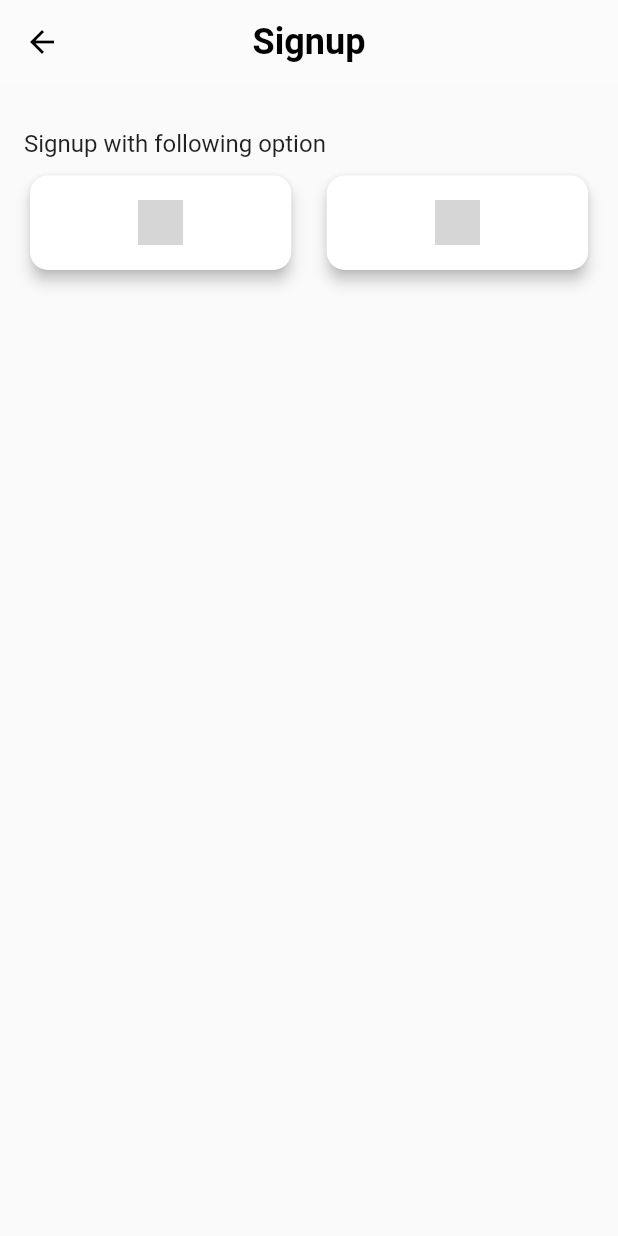
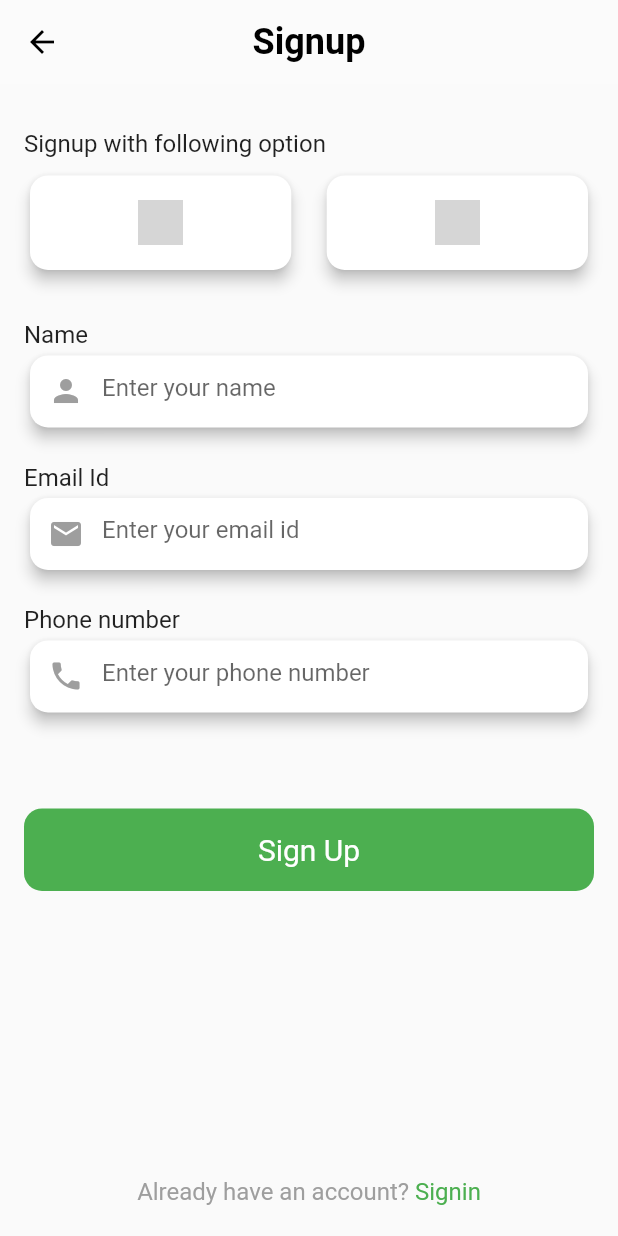
Before and after one commit to SaulUrtecho/rental-car-app, a Flutter app: the SignupScreen screen opened by its route, on a phone screen of 412 x 824 dp. Run offline on Flutter 3.47's test engine with Material 2 defaults, Android fonts, the light colour scheme and no system bars; network calls fail; grey boxes are pictures that could not be loaded.

Commit message:
add files

```diff
--- /dev/null
+++ b/lib/ui/onboarding/intro/components/app_button.dart
@@ -0,0 +1,28 @@
+import 'package:flutter/material.dart';
+
+class AppButton extends StatelessWidget {
+  final VoidCallback onTap;
+  final String title;
+
+  const AppButton({super.key, required this.onTap, required this.title});
+
+  @override
+  Widget build(BuildContext context) {
+    return GestureDetector(
+      onTap: onTap,
+      child: Container(
+        alignment: Alignment.center,
+        padding: const EdgeInsets.all(16.0),
+        decoration: BoxDecoration(
+          borderRadius: const BorderRadius.all(Radius.circular(12)),
+          color: Theme.of(context).primaryColor,
+        ),
+        width: double.infinity,
+        child: Text(
+          title,
+          style: const TextStyle(color: Colors.white, fontSize: 20),
+        ),
+      ),
+    );
+  }
+}
--- /dev/null
+++ b/lib/ui/onboarding/intro/components/social_buttons.dart
@@ -0,0 +1,41 @@
+import 'package:flutter/material.dart';
+
+class SocialButtons extends StatelessWidget {
+  /// class than create the cards for social media
+  const SocialButtons({super.key});
+
+  @override
+  Widget build(BuildContext context) {
+    return Row(
+      mainAxisAlignment: MainAxisAlignment.spaceBetween,
+      children: [
+        Card(
+          shape: RoundedRectangleBorder(borderRadius: BorderRadius.circular(12)),
+          elevation: 4,
+          child: Padding(
+            padding: EdgeInsets.symmetric(
+                horizontal: MediaQuery.of(context).size.width * 0.175,
+                vertical: MediaQuery.of(context).size.height * 0.02),
+            child: Image.network(
+              'https://clipground.com/images/png-google-logo.jpg',
+              width: 30,
+            ),
+          ),
+        ),
+        Card(
+          shape: RoundedRectangleBorder(borderRadius: BorderRadius.circular(12)),
+          elevation: 4,
+          child: Padding(
+            padding: EdgeInsets.symmetric(
+                horizontal: MediaQuery.of(context).size.width * 0.175,
+                vertical: MediaQuery.of(context).size.height * 0.02),
+            child: Image.network(
+              'https://www.vhv.rs/file/max/19/199530_facebook-logo-png.png',
+              width: 30,
+            ),
+          ),
+        )
+      ],
+    );
+  }
+}
--- a/lib/ui/onboarding/intro/intro_screen.dart
+++ b/lib/ui/onboarding/intro/intro_screen.dart
@@ -1,4 +1,5 @@
 import 'package:flutter/material.dart';
+import 'package:rental_car_app/ui/onboarding/intro/components/app_button.dart';
 import 'package:rental_car_app/ui/onboarding/intro/components/dot.dart';
 import 'package:rental_car_app/ui/onboarding/intro/components/slide_view.dart';
 import 'package:rental_car_app/ui/routes/routes.dart';
@@ -69,11 +70,11 @@ class _IntroScreenState extends State<IntroScreen> with TickerProviderStateMixin
             ],
           ),
           Padding(
-            padding: const EdgeInsets.symmetric(horizontal: 40),
+            padding: const EdgeInsets.symmetric(horizontal: 16),
             child: Column(
               children: [
                 const SizedBox(height: 40.0),
-                GestureDetector(
+                AppButton(
                   onTap: () {
                     if (_index < 2) {
                       _tabController.animateTo(_index + 1);
@@ -81,19 +82,7 @@ class _IntroScreenState extends State<IntroScreen> with TickerProviderStateMixin
                       Navigator.of(context).pushReplacementNamed(Routes.signin.name);
                     }
                   },
-                  child: Container(
-                    alignment: Alignment.center,
-                    padding: const EdgeInsets.all(16.0),
-                    decoration: BoxDecoration(
-                      borderRadius: const BorderRadius.all(Radius.circular(25)),
-                      color: Theme.of(context).primaryColor,
-                    ),
-                    width: double.infinity,
-                    child: Text(
-                      _index == 2 ? 'Get Started' : 'Next',
-                      style: const TextStyle(color: Colors.white, fontSize: 20),
-                    ),
-                  ),
+                  title: _index == 2 ? 'Get Started' : 'Next',
                 ),
                 Visibility(
                   maintainState: true,
--- a/lib/ui/onboarding/signin/signin_screen.dart
+++ b/lib/ui/onboarding/signin/signin_screen.dart
@@ -1,4 +1,6 @@
 import 'package:flutter/material.dart';
+import 'package:rental_car_app/ui/onboarding/intro/components/app_button.dart';
+import 'package:rental_car_app/ui/onboarding/intro/components/social_buttons.dart';
 import 'package:rental_car_app/ui/routes/routes.dart';
 
 class SigninScreen extends StatelessWidget {
@@ -21,37 +23,7 @@ class SigninScreen extends StatelessWidget {
             const SizedBox(height: 30),
             const Text('Signin with following option', style: TextStyle(fontSize: 16)),
             const SizedBox(height: 8),
-            Row(
-              mainAxisAlignment: MainAxisAlignment.spaceBetween,
-              children: [
-                Card(
-                  shape: RoundedRectangleBorder(borderRadius: BorderRadius.circular(12)),
-                  elevation: 4,
-                  child: Padding(
-                    padding: EdgeInsets.symmetric(
-                        horizontal: MediaQuery.of(context).size.width * 0.175,
-                        vertical: MediaQuery.of(context).size.height * 0.02),
-                    child: Image.network(
-                      'https://clipground.com/images/png-google-logo.jpg',
-                      width: 30,
-                    ),
-                  ),
-                ),
-                Card(
-                  shape: RoundedRectangleBorder(borderRadius: BorderRadius.circular(12)),
-                  elevation: 4,
-                  child: Padding(
-                    padding: EdgeInsets.symmetric(
-                        horizontal: MediaQuery.of(context).size.width * 0.175,
-                        vertical: MediaQuery.of(context).size.height * 0.02),
-                    child: Image.network(
-                      'https://www.vhv.rs/file/max/19/199530_facebook-logo-png.png',
-                      width: 30,
-                    ),
-                  ),
-                )
-              ],
-            ),
+            const SocialButtons(),
             const SizedBox(height: 50),
             const Text('Phone number', style: TextStyle(fontSize: 16)),
             Card(
@@ -68,22 +40,7 @@ class SigninScreen extends StatelessWidget {
               ),
             ),
             const SizedBox(height: 60),
-            GestureDetector(
-              onTap: () => Navigator.of(context).pushNamed(Routes.signup.name),
-              child: Container(
-                alignment: Alignment.center,
-                padding: const EdgeInsets.all(16.0),
-                decoration: BoxDecoration(
-                  borderRadius: const BorderRadius.all(Radius.circular(12)),
-                  color: Theme.of(context).primaryColor,
-                ),
-                width: double.infinity,
-                child: const Text(
-                  'Sign In',
-                  style: TextStyle(color: Colors.white, fontSize: 20),
-                ),
-              ),
-            ),
+            AppButton(onTap: () => Navigator.of(context).pushNamed(Routes.signup.name), title: 'Sign In'),
             const Spacer(),
             Row(
               mainAxisAlignment: MainAxisAlignment.center,
--- a/lib/ui/onboarding/signup/signup_screen.dart
+++ b/lib/ui/onboarding/signup/signup_screen.dart
@@ -1,4 +1,7 @@
 import 'package:flutter/material.dart';
+import 'package:rental_car_app/ui/onboarding/intro/components/app_button.dart';
+import 'package:rental_car_app/ui/onboarding/intro/components/social_buttons.dart';
+import 'package:rental_car_app/ui/routes/routes.dart';
 
 class SignupScreen extends StatelessWidget {
   const SignupScreen({super.key});
@@ -27,37 +30,75 @@ class SignupScreen extends StatelessWidget {
             const SizedBox(height: 30),
             const Text('Signup with following option', style: TextStyle(fontSize: 16)),
             const SizedBox(height: 8),
-            Row(
-              mainAxisAlignment: MainAxisAlignment.spaceBetween,
-              children: [
+            const SocialButtons(),
+            const SizedBox(height: 30),
+            const Text('Name', style: TextStyle(fontSize: 16)),
             Card(
               shape: RoundedRectangleBorder(borderRadius: BorderRadius.circular(12)),
               elevation: 4,
-                  child: Padding(
-                    padding: EdgeInsets.symmetric(
-                        horizontal: MediaQuery.of(context).size.width * 0.175,
-                        vertical: MediaQuery.of(context).size.height * 0.02),
-                    child: Image.network(
-                      'https://clipground.com/images/png-google-logo.jpg',
-                      width: 30,
+              child: const TextField(
+                cursorColor: Colors.grey,
+                decoration: InputDecoration(
+                  prefixIcon: Icon(Icons.person, color: Colors.grey),
+                  border: InputBorder.none,
+                  hintText: 'Enter your name',
                 ),
               ),
             ),
+            // todo repeat the preview code
+            const SizedBox(height: 20),
+            const Text('Email Id', style: TextStyle(fontSize: 16)),
             Card(
               shape: RoundedRectangleBorder(borderRadius: BorderRadius.circular(12)),
               elevation: 4,
-                  child: Padding(
-                    padding: EdgeInsets.symmetric(
-                        horizontal: MediaQuery.of(context).size.width * 0.175,
-                        vertical: MediaQuery.of(context).size.height * 0.02),
-                    child: Image.network(
-                      'https://www.vhv.rs/file/max/19/199530_facebook-logo-png.png',
-                      width: 30,
+              child: const TextField(
+                cursorColor: Colors.grey,
+                decoration: InputDecoration(
+                  prefixIcon: Icon(Icons.email, color: Colors.grey),
+                  border: InputBorder.none,
+                  hintText: 'Enter your email id',
                 ),
               ),
-                )
+            ),
+            const SizedBox(height: 20),
+            const Text('Phone number', style: TextStyle(fontSize: 16)),
+            Card(
+              shape: RoundedRectangleBorder(borderRadius: BorderRadius.circular(12)),
+              elevation: 4,
+              child: const TextField(
+                keyboardType: TextInputType.number,
+                cursorColor: Colors.grey,
+                decoration: InputDecoration(
+                  prefixIcon: Icon(Icons.phone, color: Colors.grey),
+                  border: InputBorder.none,
+                  hintText: 'Enter your phone number',
+                ),
+              ),
+            ),
+            const SizedBox(height: 60),
+            AppButton(
+              onTap: () {},
+
+              /// todo make the OTP verification
+              title: 'Sign Up',
+            ),
+            const Spacer(),
+            Row(
+              mainAxisAlignment: MainAxisAlignment.center,
+              children: [
+                const Text(
+                  "Already have an account? ",
+                  style: TextStyle(color: Colors.grey, fontSize: 16),
+                ),
+                GestureDetector(
+                    onTap: () => Navigator.of(context).pushNamed(Routes.signin.name),
+                    child: const Text(
+                      'Signin',
+                      style: TextStyle(color: Colors.green, fontSize: 16),
+                    ))
               ],
             ),
+            const SizedBox(height: 20),
           ],
         ),
       ),
```
Lines whose indentation alone changed are shown as unchanged.
